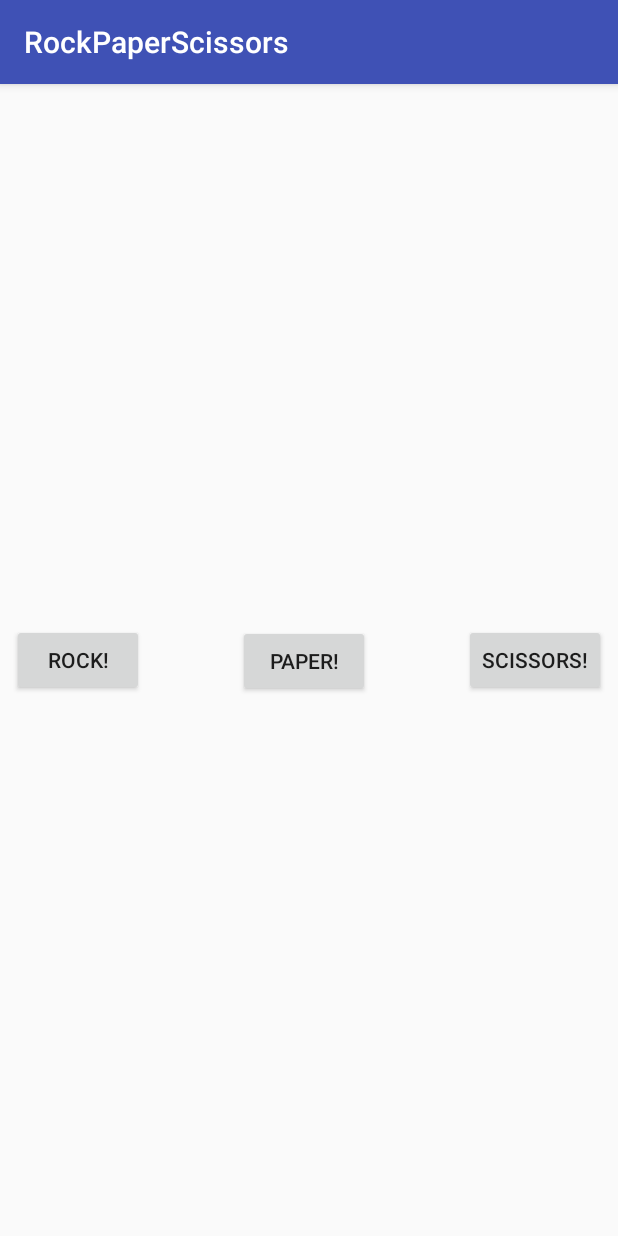
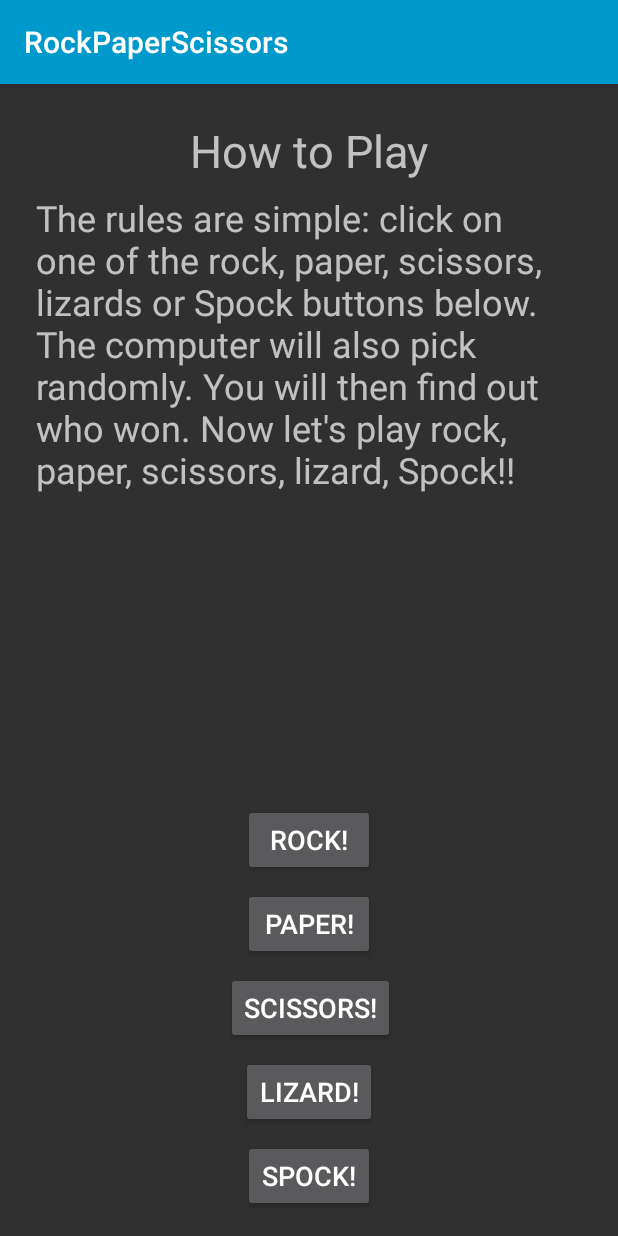
Before and after one commit to tashaford/RockPaperScissorsAndroid, an Android app: the screen it shows after launch (MainActivity), on a phone screen of 412 x 824 dp. Run offline under Robolectric (Android 15) with nearby library versions, the phone set to English and light mode, and no system bars.

Commit message:
Finished app with extension to cover rock, paper, scissors, lizard, spock.

```diff
--- a/app/src/main/java/com/example/stuartbryce/rockpaperscissors/MainActivity.java
+++ b/app/src/main/java/com/example/stuartbryce/rockpaperscissors/MainActivity.java
@@ -16,6 +16,8 @@ public class MainActivity extends AppCompatActivity {
     Button rockButton;
     Button paperButton;
     Button scissorsButton;
+    Button lizardButton;
+    Button spockButton;
 
     @Override
     protected void onCreate(Bundle savedInstanceState) {
@@ -25,18 +27,25 @@ public class MainActivity extends AppCompatActivity {
         rockButton = (Button)findViewById(R.id.rock_button);
         paperButton = (Button)findViewById(R.id.paper_button);
         scissorsButton = (Button)findViewById(R.id.scissors_button);
+        lizardButton = (Button)findViewById(R.id.lizard_button);
+        spockButton = (Button)findViewById(R.id.spock_button);
 
     }
 
     public void buttonClicked(View button){
         String playerMove = "";
         if (button.getId() == R.id.rock_button){
-            playerMove = "rock";
+            playerMove = "Rock";
         }else if(button.getId() == R.id.paper_button){
-            playerMove = "paper";
+            playerMove = "Paper";
         } else if(button.getId() == R.id.scissors_button){
-            playerMove = "scissors";
+            playerMove = "Scissors";
+        } else if(button.getId() == R.id.lizard_button){
+            playerMove = "Lizard";
+        } else if(button.getId() == R.id.spock_button){
+            playerMove = "Spock";
         }
+
 
         Intent intent = new Intent(this, ResultActivity.class);
         intent.putExtra("playerMove", playerMove);
--- a/app/src/main/res/layout/activity_main.xml
+++ b/app/src/main/res/layout/activity_main.xml
@@ -11,40 +11,107 @@
         android:layout_width="wrap_content"
         android:layout_height="wrap_content"
         android:layout_marginBottom="8dp"
+        android:layout_marginEnd="8dp"
         android:layout_marginLeft="8dp"
-        android:layout_marginTop="8dp"
+        android:layout_marginRight="8dp"
+        android:layout_marginStart="8dp"
         android:onClick="buttonClicked"
         android:text="@string/rock_button"
-        app:layout_constraintBottom_toBottomOf="parent"
+        android:textSize="18sp"
+        app:layout_constraintBottom_toTopOf="@+id/paper_button"
         app:layout_constraintLeft_toLeftOf="parent"
-        app:layout_constraintTop_toTopOf="parent" />
+        app:layout_constraintRight_toRightOf="parent" />
 
     <Button
         android:id="@+id/paper_button"
         android:layout_width="wrap_content"
         android:layout_height="wrap_content"
         android:layout_marginBottom="8dp"
+        android:layout_marginEnd="8dp"
         android:layout_marginLeft="8dp"
         android:layout_marginRight="8dp"
-        android:layout_marginTop="8dp"
+        android:layout_marginStart="8dp"
         android:onClick="buttonClicked"
         android:text="@string/paper_button"
-        app:layout_constraintBottom_toBottomOf="parent"
-        app:layout_constraintLeft_toRightOf="@+id/rock_button"
-        app:layout_constraintRight_toLeftOf="@+id/scissors_button"
-        app:layout_constraintTop_toTopOf="parent"
-        app:layout_constraintVertical_bias="0.501" />
+        android:textSize="18sp"
+        app:layout_constraintBottom_toTopOf="@+id/scissors_button"
+        app:layout_constraintLeft_toLeftOf="parent"
+        app:layout_constraintRight_toRightOf="parent" />
 
     <Button
         android:id="@+id/scissors_button"
         android:layout_width="wrap_content"
         android:layout_height="wrap_content"
-        android:layout_marginBottom="8dp"
+        android:layout_marginEnd="8dp"
+        android:layout_marginLeft="8dp"
         android:layout_marginRight="8dp"
-        android:layout_marginTop="8dp"
+        android:layout_marginStart="8dp"
+        android:lineSpacingExtra="8sp"
         android:onClick="buttonClicked"
         android:text="@string/scissors_button"
+        android:textSize="18sp"
+        app:layout_constraintLeft_toLeftOf="parent"
+        app:layout_constraintRight_toRightOf="parent"
+        app:layout_constraintHorizontal_bias="0.503"
+        android:layout_marginBottom="8dp"
+        app:layout_constraintBottom_toTopOf="@+id/lizard_button" />
+
+    <TextView
+        android:id="@+id/textView3"
+        android:layout_width="wrap_content"
+        android:layout_height="wrap_content"
+        android:layout_marginLeft="8dp"
+        android:layout_marginRight="8dp"
+        android:layout_marginTop="24dp"
+        android:text="@string/how_to_play"
+        android:textSize="30sp"
+        app:layout_constraintLeft_toLeftOf="parent"
+        app:layout_constraintRight_toRightOf="parent"
+        app:layout_constraintTop_toTopOf="parent"
+        android:layout_marginStart="8dp"
+        android:layout_marginEnd="8dp" />
+
+    <TextView
+        android:id="@+id/textView4"
+        android:layout_width="0dp"
+        android:layout_height="wrap_content"
+        android:layout_marginEnd="24dp"
+        android:layout_marginLeft="24dp"
+        android:layout_marginRight="24dp"
+        android:layout_marginStart="24dp"
+        android:layout_marginTop="8dp"
+        android:text="@string/rules"
+        android:textSize="24sp"
+        app:layout_constraintLeft_toLeftOf="parent"
+        app:layout_constraintRight_toRightOf="parent"
+        app:layout_constraintTop_toBottomOf="@+id/textView3"
+        app:layout_constraintHorizontal_bias="0.0" />
+
+    <Button
+        android:id="@+id/lizard_button"
+        android:layout_width="wrap_content"
+        android:layout_height="wrap_content"
+        android:layout_marginBottom="8dp"
+        android:layout_marginLeft="8dp"
+        android:layout_marginRight="8dp"
+        android:onClick="buttonClicked"
+        android:text="@string/lizard_button"
+        android:textSize="18sp"
+        app:layout_constraintBottom_toTopOf="@+id/spock_button"
+        app:layout_constraintLeft_toLeftOf="parent"
+        app:layout_constraintRight_toRightOf="parent" />
+
+    <Button
+        android:id="@+id/spock_button"
+        android:layout_width="wrap_content"
+        android:layout_height="wrap_content"
+        android:onClick="buttonClicked"
+        android:text="@string/spock_button"
+        android:textSize="18sp"
         app:layout_constraintBottom_toBottomOf="parent"
-        app:layout_constraintRight_toRightOf="parent"
-        app:layout_constraintTop_toTopOf="parent" />
+        android:layout_marginBottom="16dp"
+        android:layout_marginLeft="8dp"
+        app:layout_constraintLeft_toLeftOf="parent"
+        android:layout_marginRight="8dp"
+        app:layout_constraintRight_toRightOf="parent" />
 </android.support.constraint.ConstraintLayout>
--- a/app/src/main/res/values/colors.xml
+++ b/app/src/main/res/values/colors.xml
@@ -2,5 +2,10 @@
 <resources>
     <color name="colorPrimary">#3F51B5</color>
     <color name="colorPrimaryDark">#303F9F</color>
-    <color name="colorAccent">#FF4081</color>
+    <color name="colorAccent">#ff4081</color>
+    <color name="background_material_light">#a9e3b8</color>
+    <color name="foreground_material_light">#edeaea</color>
+    <color name="primary_dark_material_light">#466b3f</color>
+    <color name="primary_material_dark">#f5f5f5</color>
+    <color name="accent_material_dark">#166861</color>
 </resources>
--- a/app/src/main/res/values/strings.xml
+++ b/app/src/main/res/values/strings.xml
@@ -3,6 +3,10 @@
     <string name="rock_button">Rock!</string>
     <string name="paper_button">Paper!</string>
     <string name="scissors_button">Scissors!</string>
+    <string name="lizard_button">Lizard!</string>
+    <string name="spock_button">Spock!</string>
+    <string name="how_to_play">How to Play</string>
+    <string name="rules">The rules are simple: click on one of the rock, paper, scissors, lizards or Spock buttons below. The computer will also pick randomly. You will then find out who won. Now let\'s play rock, paper, scissors, lizard, Spock!!</string>
 
 
 </resources>
--- a/app/src/main/res/values/styles.xml
+++ b/app/src/main/res/values/styles.xml
@@ -1,11 +1,26 @@
 <resources>
 
     <!-- Base application theme. -->
-    <style name="AppTheme" parent="Theme.AppCompat.Light.DarkActionBar">
+    <style name="AppTheme" parent="Theme.AppCompat">
         <!-- Customize your theme here. -->
-        <item name="colorPrimary">@color/colorPrimary</item>
-        <item name="colorPrimaryDark">@color/colorPrimaryDark</item>
-        <item name="colorAccent">@color/colorAccent</item>
+        <item name="colorPrimary">@android:color/holo_blue_dark</item>
+        <item name="colorPrimaryDark">@color/primary_dark_material_light</item>
+        <item name="colorAccent">@color/accent_material_light</item>
+        <item name="android:textColorPrimary">@android:color/background_light</item>
+        <item name="android:textColorSecondary">@android:color/black</item>
+        <item name="android:colorForeground">@android:color/background_dark</item>
+    </style>
+
+    <style name="rockpaperscissors" parent="Theme.AppCompat.NoActionBar" >
+        <item name="android:colorBackground">@android:color/background_dark</item>
+        <item name="android:colorForeground">@android:color/holo_blue_dark</item>
+        <item name="android:textColorPrimaryInverse">@android:color/black</item>
+        <item name="android:textColorPrimary">@android:color/black</item>
+        <item name="android:textColorSecondary">@android:color/black</item>
+        <item name="colorPrimary">@android:color/secondary_text_light</item>
+        <item name="android:textColorSecondaryInverse">@android:color/black</item>
+        <item name="colorPrimaryDark">@android:color/background_dark</item>
+        <item name="android:windowBackground">@android:color/holo_blue_dark</item>
     </style>
 
 </resources>
```
Also changed, not shown: app/src/main/java/behaviours/Move.java (+5 -3 lines), app/src/main/java/com/example/stuartbryce/rockpaperscissors/Game.java (+13 -9 lines), app/src/main/res/layout/activity_result.xml (+43 -15 lines), app/src/main/res/values-v21/styles.xml (added, +17 -0 lines), 1 other file.
